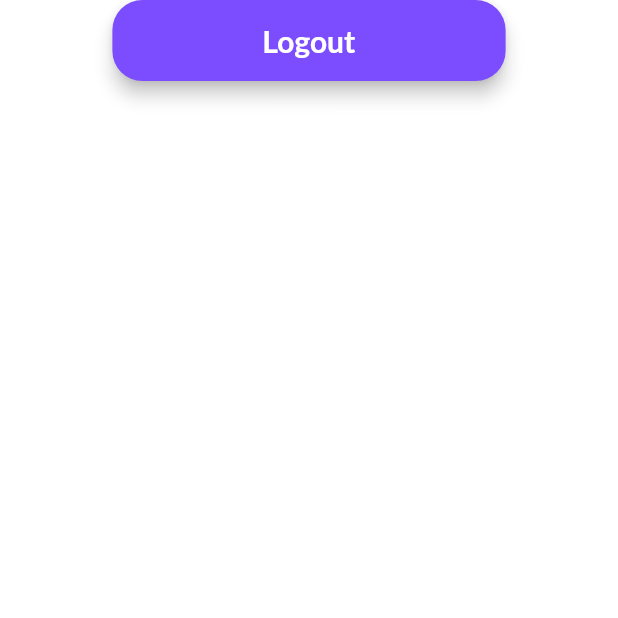
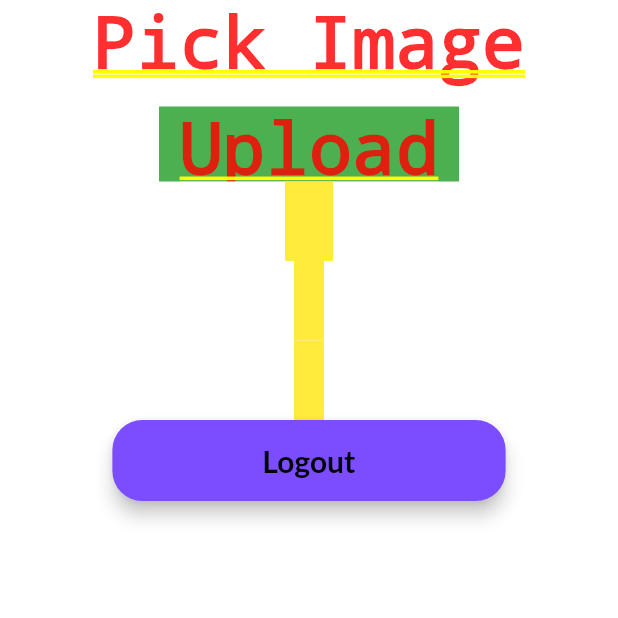
Before and after one commit to SqueezedLemon/Votiface, a Flutter app: the AccountScreen screen opened by its route, on a phone screen of 412 x 824 dp, the top half of it. Run offline on Flutter 3.47's test engine with Material 2 defaults, Android fonts, the phone set to English and light mode, and no system bars; our stand-ins replace cloud_firestore, firebase_auth, firebase_core, firebase_storage, fluttertoast, image_picker and 1 more; missing offline and left inert: web3dart; accounts and stored records are empty; network calls fail.

Commit message:
User Data retrieved and Image Upload Initialized

```diff
--- a/lib/screens/account/account_screen.dart
+++ b/lib/screens/account/account_screen.dart
@@ -1,14 +1,28 @@
+import 'dart:io';
 import 'dart:ui';
-
+import 'package:http/http.dart' as http;
+import 'package:cloud_firestore/cloud_firestore.dart';
 import 'package:firebase_auth/firebase_auth.dart';
+import 'package:firebase_storage/firebase_storage.dart';
 import 'package:flutter/material.dart';
 import 'package:flutter/services.dart';
+import 'package:votiface/constants.dart';
 import 'package:web3dart/web3dart.dart';
+import 'package:votiface/model/user_model.dart';
+import 'package:flutter/foundation.dart';
+import 'package:modal_progress_hud_nsn/modal_progress_hud_nsn.dart';
+import 'package:image_picker/image_picker.dart';
 
 import 'package:http/http.dart';
 
+final FirebaseAuth auth = FirebaseAuth.instance;
+File? image;
+final User? user = auth.currentUser;
+final uid = user?.uid;
+
 class AccountScreen extends StatefulWidget {
   static const routeName = '/account';
+
   const AccountScreen({Key? key}) : super(key: key);
 
   @override
@@ -16,6 +30,74 @@ class AccountScreen extends StatefulWidget {
 }
 
 class _AccountScreenState extends State<AccountScreen> {
+  User? user = FirebaseAuth.instance.currentUser;
+  UserModel loggedInUser = UserModel();
+
+  @override
+  void initState() {
+    super.initState();
+    FirebaseFirestore.instance
+        .collection("users")
+        .doc(user!.uid)
+        .get()
+        .then((value) {
+      loggedInUser = UserModel.fromMap(value.data());
+      setState(() {});
+    });
+  }
+
+  final _picker = ImagePicker();
+  bool showSpinner = false;
+
+  Future getImage() async {
+    final pickedFile =
+        await _picker.pickImage(source: ImageSource.gallery, imageQuality: 80);
+
+    if (pickedFile != null) {
+      image = File(pickedFile.path);
+      setState(() {});
+    } else {
+      print('no image selected');
+    }
+  }
+
+  Future<void> uploadImage() async {
+    setState(() {
+      showSpinner = true;
+    });
+
+    var stream = new http.ByteStream(image!.openRead());
+    stream.cast();
+
+    var length = await image!.length();
+
+    var uri = Uri.parse(
+        'https://vote-face-recog.herokuapp.com/account-api/user/set_profile_image/');
+
+    var request = new http.MultipartRequest('POST', uri);
+
+    request.fields['idToken'] = "$uid";
+
+    var multiport = new http.MultipartFile('image', stream, length);
+
+    request.files.add(multiport);
+
+    var response = await request.send();
+
+    print(response.stream.toString());
+    if (response.statusCode == 200) {
+      setState(() {
+        showSpinner = false;
+      });
+      print('image uploaded');
+    } else {
+      print('failed');
+      setState(() {
+        showSpinner = false;
+      });
+    }
+  }
+
   // String privateKey =
   //     '614aff264350728eed060541370810b678d49482bd6f957ce200d93ba18d51b2';
   // // String rpcUrl = 'http://192.168.0.109:8545';
@@ -86,12 +168,81 @@ class _AccountScreenState extends State<AccountScreen> {
           "Logout",
           textAlign: TextAlign.center,
           style: TextStyle(
-              fontSize: 20, color: Colors.white, fontWeight: FontWeight.bold),
+              fontSize: 20, color: Colors.black, fontWeight: FontWeight.bold),
         ),
       ),
     );
+    final name = Container(
+      padding: const EdgeInsets.fromLTRB(10, 15, 10, 15),
+      color: Colors.yellow,
+      child: Text(
+        "${loggedInUser.firstName} ${loggedInUser.secondName}",
+        textAlign: TextAlign.center,
+        style: const TextStyle(
+            fontSize: 20, color: Colors.blue, fontWeight: FontWeight.bold),
+      ),
+    );
+    final email = Container(
+      padding: const EdgeInsets.fromLTRB(10, 15, 10, 15),
+      color: Colors.yellow,
+      child: Text(
+        "${loggedInUser.email}",
+        textAlign: TextAlign.center,
+        style: const TextStyle(
+            fontSize: 20, color: Colors.blue, fontWeight: FontWeight.bold),
+      ),
+    );
+    final citizenshipNumber = Container(
+      padding: const EdgeInsets.fromLTRB(10, 15, 10, 15),
+      color: Colors.yellow,
+      child: Text(
+        "${loggedInUser.citizenshipNumber}",
+        textAlign: TextAlign.center,
+        style: const TextStyle(
+            fontSize: 20, color: Colors.blue, fontWeight: FontWeight.bold),
+      ),
+    );
+
+    final imagepick = Column(children: [
+      GestureDetector(
+        onTap: () {
+          getImage();
+        },
+        child: Container(
+          child: image == null
+              ? const Center(
+                  child: Text('Pick Image'),
+                )
+              : Container(
+                  child: Center(
+                    child: Image.file(
+                      File(image!.path).absolute,
+                      height: 100,
+                      width: 100,
+                      fit: BoxFit.cover,
+                    ),
+                  ),
+                ),
+        ),
+      ),
+      SizedBox(
+        height: 15,
+      ),
+      GestureDetector(
+        onTap: () {
+          uploadImage();
+        },
+        child: Container(
+          height: 50,
+          width: 200,
+          color: Colors.green,
+          child: const Center(child: Text('Upload')),
+        ),
+      )
+    ]);
+
     return Column(
-      children: [logoutButton],
+      children: [imagepick, name, email, citizenshipNumber, logoutButton],
       //   mainAxisAlignment: MainAxisAlignment.center,
       //   crossAxisAlignment: CrossAxisAlignment.center,
       //   children: [
--- a/lib/screens/auth/components/body.dart
+++ b/lib/screens/auth/components/body.dart
@@ -30,7 +30,7 @@ class Body extends StatelessWidget {
             ],
           ),
         ),
-        LoginWidget(),
+        const LoginWidget(),
       ],
     );
   }
--- a/pubspec.yaml
+++ b/pubspec.yaml
@@ -42,6 +42,7 @@ dependencies:
   cloud_firestore: ^3.1.13
   firebase_storage: ^10.2.13
   image_picker: ^0.8.5
+  modal_progress_hud_nsn: ^0.1.0-nullsafety-1
 
 dev_dependencies:
   flutter_test:
```
Also changed, not shown: lib/providers/user_provider.dart (added, +52 -0 lines), lib/screens/auth/components/register_widget.dart (+3 -4 lines), pubspec.lock.
